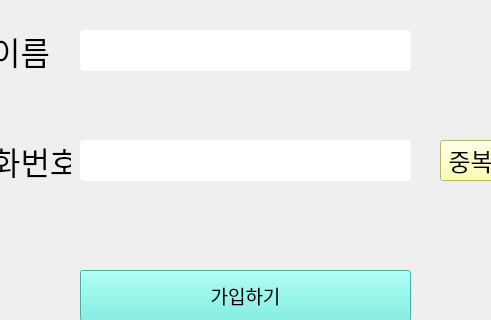
Qt form pythonProject/resources/sign.ui (psy525/pygame) before a commit; both pictures show x 160 to 651 and y 410 to 730 of the 800 by 900 pixel window.
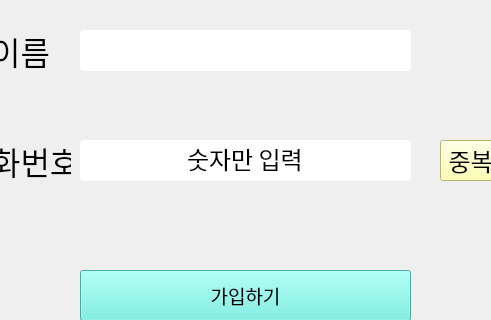
The same form after that commit. Icons and pictures are not drawn.

```diff
--- a/pythonProject/resources/sign.ui
+++ b/pythonProject/resources/sign.ui
@@ -189,7 +189,7 @@
      <string notr="true">border-radius: 4px;</string>
     </property>
     <property name="text">
-     <string/>
+     <string>숫자만 입력</string>
     </property>
     <property name="alignment">
      <set>Qt::AlignCenter</set>
```
Left out of the diff: 29 changed lines with no effect on the pictures.
